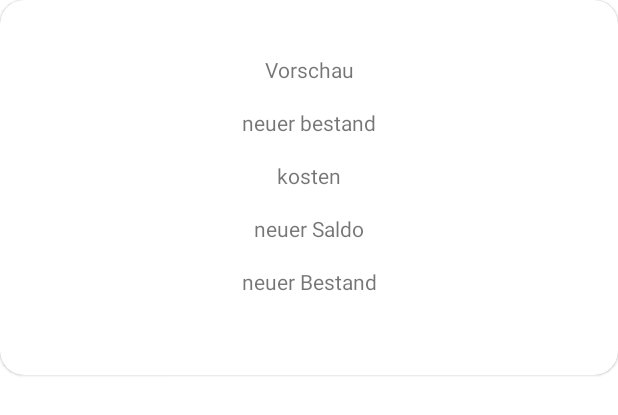
After one commit to TimSta82/coinOracle, an Android app: the layout trade_asset_preview_front_incl.xml on its own in the app's theme, with its tools: preview values and no code run, on a phone screen of 412 x 824 dp. The commit adds this screen. Shown: the top 415 px of the screen. Run offline under Robolectric (Android 15) with nearby library versions, the phone set to English and light mode, and no system bars; network calls fail; Roboto replaces fonts that are not available here.

Commit message:
trades: Add EasyFlipView dependency - indicate successful trade by flipping preview values

```diff
--- a/app/build.gradle
+++ b/app/build.gradle
@@ -217,4 +217,5 @@ dependencies {
     // FANCY STUFF
     implementation 'com.github.PhilJay:MPAndroidChart:v3.1.0'
     implementation 'com.github.sparrow007:carouselrecyclerview:1.2.1'
+    implementation 'com.wajahatkarim3.EasyFlipView:EasyFlipView:3.0.0'
 }
--- /dev/null
+++ b/app/src/main/res/layout/trade_asset_preview_front_incl.xml
@@ -0,0 +1,66 @@
+<?xml version="1.0" encoding="utf-8"?>
+<com.google.android.material.card.MaterialCardView xmlns:android="http://schemas.android.com/apk/res/android"
+    xmlns:app="http://schemas.android.com/apk/res-auto"
+    android:id="@+id/trade_asset_preview_container_front"
+    android:layout_width="match_parent"
+    android:layout_height="@dimen/trade_preview_values_card_height"
+    android:elevation="@dimen/one_grid_unit"
+    app:cardCornerRadius="@dimen/two_grid_unit"
+    app:layout_constraintBottom_toTopOf="@+id/trade_asset_confirm_Btn"
+    app:layout_constraintEnd_toEndOf="parent"
+    app:layout_constraintStart_toStartOf="parent"
+    app:layout_constraintTop_toBottomOf="@+id/trade_asset_max_Btn">
+
+    <LinearLayout
+        android:layout_width="match_parent"
+        android:layout_height="wrap_content"
+        android:layout_gravity="center"
+        android:orientation="vertical"
+        app:layout_constraintBottom_toTopOf="@+id/trade_asset_confirm_Btn"
+        app:layout_constraintEnd_toEndOf="parent"
+        app:layout_constraintStart_toStartOf="parent"
+        app:layout_constraintTop_toBottomOf="@+id/trade_asset_max_Btn">
+
+        <TextView
+            android:id="@+id/trade_asset_preview_header_Tv"
+            android:layout_width="match_parent"
+            android:layout_height="wrap_content"
+            android:layout_marginBottom="@dimen/two_grid_unit"
+            android:gravity="center"
+            android:text="Vorschau" />
+
+        <TextView
+            android:id="@+id/trade_asset_preview_amount_Tv"
+            android:layout_width="match_parent"
+            android:layout_height="wrap_content"
+            android:layout_marginBottom="@dimen/two_grid_unit"
+            android:gravity="center"
+            android:text="neuer bestand" />
+
+        <TextView
+            android:id="@+id/trade_asset_preview_cost_Tv"
+            android:layout_width="match_parent"
+            android:layout_height="wrap_content"
+            android:layout_marginBottom="@dimen/two_grid_unit"
+            android:gravity="center"
+            android:text="kosten" />
+
+        <TextView
+            android:id="@+id/trade_asset_preview_new_saldo_Tv"
+            android:layout_width="match_parent"
+            android:layout_height="wrap_content"
+            android:layout_marginBottom="@dimen/two_grid_unit"
+            android:gravity="center"
+            android:text="neuer Saldo" />
+
+        <TextView
+            android:id="@+id/trade_asset_preview_new_total_amount_Tv"
+            android:layout_width="match_parent"
+            android:layout_height="wrap_content"
+            android:layout_marginBottom="@dimen/two_grid_unit"
+            android:gravity="center"
+            android:text="neuer Bestand" />
+
+    </LinearLayout>
+
+</com.google.android.material.card.MaterialCardView>
--- a/app/src/main/res/values/dimens.xml
+++ b/app/src/main/res/values/dimens.xml
@@ -16,4 +16,5 @@
     <dimen name="twelve_grid_unit">96dp</dimen>
 
     <dimen name="corner_radius">6dp</dimen>
+    <dimen name="trade_preview_values_card_height">250dp</dimen>
 </resources>
```
Also changed, not shown: app/src/main/java/de/timbo/coinOracle/ui/assets/trade_asset/TradeAssetFragment.kt (+27 -8 lines), app/src/main/java/de/timbo/coinOracle/ui/assets/trade_asset/TradeAssetViewModel.kt (+63 -18 lines), app/src/main/res/drawable/ic_check_circle.xml (added, +9 -0 lines), app/src/main/res/layout/fragment_trade_asset.xml (+75 -50 lines), app/src/main/res/layout/trade_asset_preview_back_incl.xml (added, +30 -0 lines).
